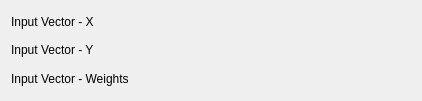
Above: src/plugins/fits/gradient_weighted/fitgradient_weightedconfig.ui from Kst-plot/kst before the change. Below: the same form after it.
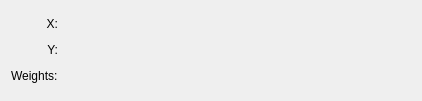
That is the form after the change. Custom widgets are drawn as their Qt base class.

Diff of the .ui file:
```diff
--- a/src/plugins/fits/gradient_weighted/fitgradient_weightedconfig.ui
+++ b/src/plugins/fits/gradient_weighted/fitgradient_weightedconfig.ui
@@ -15,89 +15,85 @@
     <height>0</height>
    </size>
   </property>
-  <layout class="QVBoxLayout" name="verticalLayout" >
-   <item>
-    <layout class="QHBoxLayout" name="horizontalLayout_2" >
-     <item>
-      <widget class="QLabel" name="label_4" >
-       <property name="sizePolicy" >
-        <sizepolicy vsizetype="Fixed" hsizetype="Fixed" >
+  <layout class="QGridLayout" name="gridLayout">
+   <item row="0" column="0">
+    <widget class="QLabel" name="label_4">
+     <property name="sizePolicy">
+      <sizepolicy hsizetype="Preferred" vsizetype="Fixed">
          <horstretch>0</horstretch>
          <verstretch>0</verstretch>
         </sizepolicy>
        </property>
-       <property name="text" >
-        <string>Input Vector - X</string>
-       </property>
-       <property name="wordWrap" >
+     <property name="text">
+      <string>X:</string>
+     </property>
+     <property name="alignment">
+      <set>Qt::AlignRight|Qt::AlignTrailing|Qt::AlignVCenter</set>
+     </property>
+     <property name="wordWrap">
         <bool>false</bool>
        </property>
       </widget>
      </item>
-     <item>
-      <widget class="Kst::VectorSelector" native="1" name="_vectorX" >
-       <property name="sizePolicy" >
-        <sizepolicy vsizetype="Preferred" hsizetype="Expanding" >
+   <item row="0" column="1">
+    <widget class="Kst::VectorSelector" name="_vectorX" native="true">
+     <property name="sizePolicy">
+      <sizepolicy hsizetype="Expanding" vsizetype="Preferred">
          <horstretch>0</horstretch>
          <verstretch>0</verstretch>
         </sizepolicy>
        </property>
       </widget>
      </item>
-    </layout>
-   </item>
-   <item>
-    <layout class="QHBoxLayout" name="horizontalLayout" >
-     <item>
-      <widget class="QLabel" name="label_3" >
-       <property name="sizePolicy" >
-        <sizepolicy vsizetype="Fixed" hsizetype="Fixed" >
+   <item row="1" column="0">
+    <widget class="QLabel" name="label_3">
+     <property name="sizePolicy">
+      <sizepolicy hsizetype="Preferred" vsizetype="Fixed">
          <horstretch>0</horstretch>
          <verstretch>0</verstretch>
         </sizepolicy>
        </property>
-       <property name="text" >
-        <string>Input Vector - Y</string>
-       </property>
-       <property name="wordWrap" >
+     <property name="text">
+      <string>Y:</string>
+     </property>
+     <property name="alignment">
+      <set>Qt::AlignRight|Qt::AlignTrailing|Qt::AlignVCenter</set>
+     </property>
+     <property name="wordWrap">
         <bool>false</bool>
        </property>
       </widget>
      </item>
-     <item>
-      <widget class="Kst::VectorSelector" native="1" name="_vectorY" >
-       <property name="sizePolicy" >
-        <sizepolicy vsizetype="Preferred" hsizetype="Expanding" >
+   <item row="1" column="1">
+    <widget class="Kst::VectorSelector" name="_vectorY" native="true">
+     <property name="sizePolicy">
+      <sizepolicy hsizetype="Expanding" vsizetype="Preferred">
          <horstretch>0</horstretch>
          <verstretch>0</verstretch>
         </sizepolicy>
        </property>
       </widget>
      </item>
-    </layout>
-   </item>
-   <item>
-    <layout class="QHBoxLayout" name="horizontalLayout_3" >
-     <item>
-      <widget class="QLabel" name="label_5" >
-       <property name="sizePolicy" >
-        <sizepolicy vsizetype="Fixed" hsizetype="Fixed" >
+   <item row="2" column="0">
+    <widget class="QLabel" name="label_5">
+     <property name="sizePolicy">
+      <sizepolicy hsizetype="Fixed" vsizetype="Fixed">
          <horstretch>0</horstretch>
          <verstretch>0</verstretch>
         </sizepolicy>
        </property>
-       <property name="text" >
-        <string>Input Vector - Weights</string>
-       </property>
-       <property name="wordWrap" >
+     <property name="text">
+      <string>Weights:</string>
+     </property>
+     <property name="wordWrap">
         <bool>false</bool>
        </property>
       </widget>
      </item>
-     <item>
-      <widget class="Kst::VectorSelector" native="1" name="_vectorWeights" >
-       <property name="sizePolicy" >
-        <sizepolicy vsizetype="Preferred" hsizetype="Expanding" >
+   <item row="2" column="1">
+    <widget class="Kst::VectorSelector" name="_vectorWeights" native="true">
+     <property name="sizePolicy">
+      <sizepolicy hsizetype="Expanding" vsizetype="Preferred">
          <horstretch>0</horstretch>
          <verstretch>0</verstretch>
         </sizepolicy>
@@ -105,10 +101,8 @@
       </widget>
      </item>
     </layout>
-   </item>
-  </layout>
  </widget>
- <layoutdefault spacing="6" margin="11" />
+ <layoutdefault spacing="6" margin="11"/>
  <customwidgets>
   <customwidget>
    <class>Kst::VectorSelector</class>
```
Left out of the diff: 9 changed lines with no effect on the pictures. Lines whose indentation alone changed are shown as unchanged.
